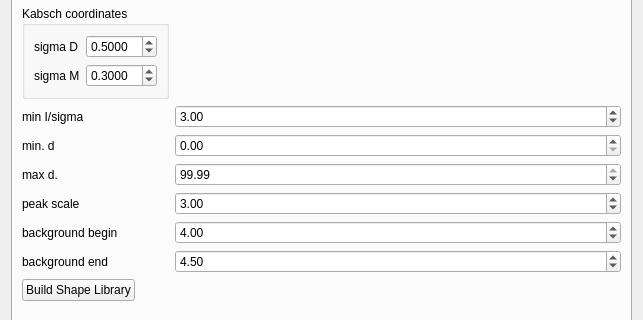
Old version of the form apps/nsxqt/ui/DialogShapeLibrary.ui in the repository k61n/openhkl; both pictures show x 0 to 643 and y 127 to 447 of the 643 by 570 pixel window.
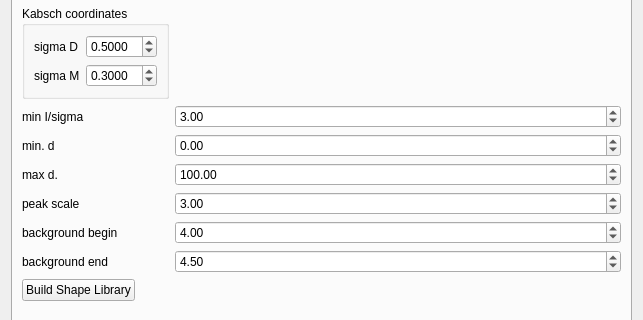
New version of the form.

Commit message: Increase max value for some spinboxes of DialogShapeLibrary

```diff
--- a/apps/nsxqt/ui/DialogShapeLibrary.ui
+++ b/apps/nsxqt/ui/DialogShapeLibrary.ui
@@ -154,9 +154,15 @@
        </item>
        <item row="5" column="1">
         <widget class="QDoubleSpinBox" name="dMin">
+         <property name="wrapping">
+          <bool>true</bool>
+         </property>
          <property name="decimals">
           <number>2</number>
          </property>
+         <property name="maximum">
+          <double>10000.000000000000000</double>
+         </property>
          <property name="singleStep">
           <double>0.010000000000000</double>
          </property>
@@ -171,14 +177,20 @@
        </item>
        <item row="6" column="1">
         <widget class="QDoubleSpinBox" name="dMax">
+         <property name="wrapping">
+          <bool>true</bool>
+         </property>
          <property name="decimals">
           <number>2</number>
          </property>
+         <property name="maximum">
+          <double>10000.000000000000000</double>
+         </property>
          <property name="singleStep">
           <double>0.010000000000000</double>
          </property>
          <property name="value">
-          <double>99.989999999999995</double>
+          <double>100.000000000000000</double>
          </property>
         </widget>
        </item>
```
